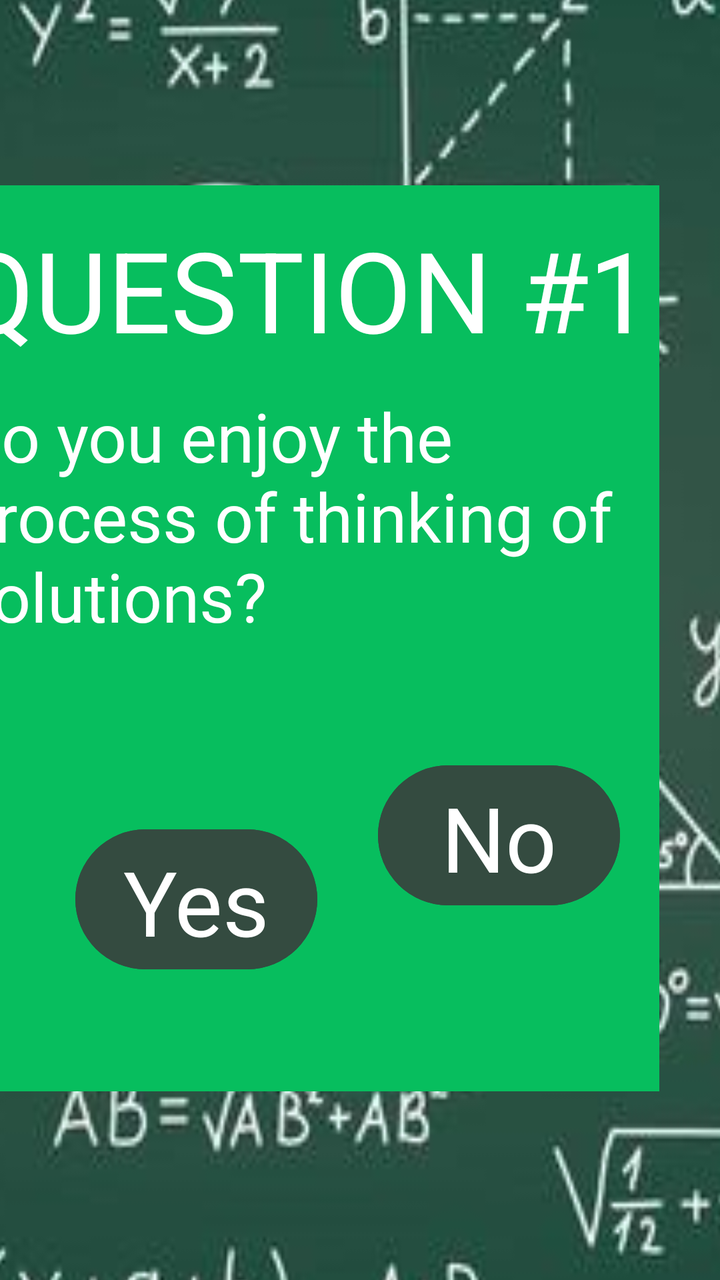
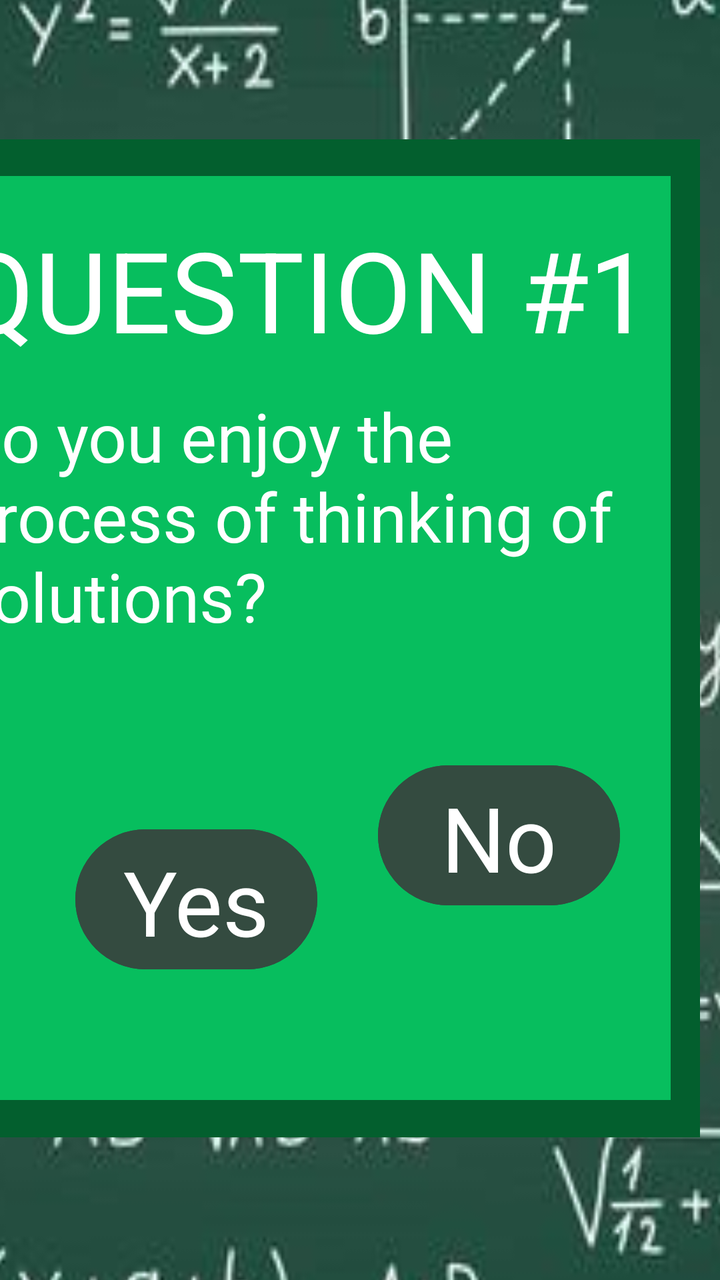

Compare the two renders of this Android layout. The source of the first and the diff that turns it into the second are given below.
<!-- AndroidManifest.xml: application theme Theme.MyApplication -->
<!-- res/layout/activity_survey.xml -->
<?xml version="1.0" encoding="utf-8"?>
<androidx.constraintlayout.widget.ConstraintLayout xmlns:android="http://schemas.android.com/apk/res/android"
    xmlns:app="http://schemas.android.com/apk/res-auto"
    xmlns:tools="http://schemas.android.com/tools"
    android:id="@+id/main"
    android:layout_width="match_parent"
    android:layout_height="match_parent"
    tools:context=".Survey">

    <ImageView
        android:id="@+id/imageView2"
        android:layout_width="412dp"
        android:layout_height="735dp"
        android:scaleX="3"
        android:scaleY="3.7"
        app:layout_constraintBottom_toBottomOf="parent"
        app:layout_constraintEnd_toEndOf="parent"
        app:layout_constraintHorizontal_bias="1.0"
        app:layout_constraintStart_toStartOf="parent"
        app:layout_constraintTop_toTopOf="parent"
        app:srcCompat="@drawable/background1_survey"
        tools:ignore="MissingConstraints" />

    <com.google.android.material.appbar.MaterialToolbar
        android:id="@+id/materialToolbar"
        android:layout_width="352dp"
        android:layout_height="453dp"
        android:background="#07BE5E"
        android:minHeight="?attr/actionBarSize"
        android:theme="?attr/actionBarTheme"
        android:visibility="visible"
        app:layout_constraintBottom_toBottomOf="@+id/imageView2"
        app:layout_constraintEnd_toEndOf="parent"
        app:layout_constraintHorizontal_bias="0.491"
        app:layout_constraintStart_toStartOf="@+id/imageView2"
        app:layout_constraintTop_toTopOf="@+id/imageView2"
        app:layout_constraintVertical_bias="0.496"
        tools:ignore="MissingConstraints"
        tools:visibility="visible" />

    <Button
        android:id="@+id/button2"
        android:layout_width="121dp"
        android:layout_height="78dp"
        android:backgroundTint="#344B40"
        android:text="Yes"
        android:textAppearance="@style/TextAppearance.AppCompat.Display2"
        app:layout_constraintBottom_toBottomOf="@+id/imageView2"
        app:layout_constraintEnd_toEndOf="parent"
        app:layout_constraintHorizontal_bias="0.158"
        app:layout_constraintStart_toStartOf="parent"
        app:layout_constraintTop_toTopOf="@+id/imageView2"
        app:layout_constraintVertical_bias="0.697"
        tools:ignore="MissingConstraints" />

    <Button
        android:id="@+id/button3"
        android:layout_width="121dp"
        android:layout_height="78dp"
        android:backgroundTint="#344B40"
        android:text="No"
        android:textAppearance="@style/TextAppearance.AppCompat.Display2"
        android:textColorLink="#344B40"
        app:layout_constraintBottom_toBottomOf="parent"
        app:layout_constraintEnd_toEndOf="@+id/imageView2"
        app:layout_constraintHorizontal_bias="0.828"
        app:layout_constraintStart_toStartOf="@+id/imageView2"
        app:layout_constraintTop_toTopOf="@+id/imageView2"
        app:layout_constraintVertical_bias="0.699"
        tools:ignore="MissingConstraints" />

    <TextView
        android:id="@+id/textView"
        android:layout_width="353dp"
        android:layout_height="124dp"
        android:text="Do you enjoy the process of thinking of solutions?"
        android:textAllCaps="false"
        android:textAppearance="@style/TextAppearance.AppCompat.Display1"
        android:textColor="#FFFFFF"
        app:layout_constraintBottom_toBottomOf="parent"
        app:layout_constraintEnd_toEndOf="@+id/imageView2"
        app:layout_constraintHorizontal_bias="0.508"
        app:layout_constraintStart_toStartOf="@+id/imageView2"
        app:layout_constraintTop_toTopOf="@+id/imageView2"
        app:layout_constraintVertical_bias="0.431"
        tools:ignore="MissingConstraints" />

    <TextView
        android:id="@+id/textView3"
        android:layout_width="353dp"
        android:layout_height="88dp"
        android:text="QUESTION #1"
        android:textAllCaps="false"
        android:textAppearance="@style/TextAppearance.AppCompat.Display3"
        android:textColor="#FFFFFF"
        app:layout_constraintBottom_toBottomOf="parent"
        app:layout_constraintEnd_toEndOf="parent"
        app:layout_constraintHorizontal_bias="0.516"
        app:layout_constraintStart_toStartOf="@+id/imageView2"
        app:layout_constraintTop_toTopOf="@+id/imageView2"
        app:layout_constraintVertical_bias="0.258"
        tools:ignore="MissingConstraints" />


</androidx.constraintlayout.widget.ConstraintLayout>
<!-- resources referenced by this layout -->
<resources>
  <!-- drawable background1_survey: jpg bitmap (drawable, 35991 bytes) -->
  <style name="Theme.MyApplication" parent="Base.Theme.MyApplication" />
  <style name="Base.Theme.MyApplication" parent="Theme.Material3.DayNight.NoActionBar">
          
          
      </style>
</resources>

<!-- the commit's change to res/layout/activity_survey.xml (unified diff, before → after) -->
@@ -21,10 +21,28 @@
         app:srcCompat="@drawable/background1_survey"
         tools:ignore="MissingConstraints" />
 
+
+    <com.google.android.material.appbar.MaterialToolbar
+        android:id="@+id/materialToolbar2"
+        android:layout_width="392dp"
+        android:layout_height="499dp"
+        android:background="#035F2E"
+        android:minHeight="?attr/actionBarSize"
+        android:theme="?attr/actionBarTheme"
+        android:visibility="visible"
+        app:layout_constraintBottom_toBottomOf="@+id/imageView2"
+        app:layout_constraintEnd_toEndOf="parent"
+        app:layout_constraintHorizontal_bias="0.491"
+        app:layout_constraintStart_toStartOf="@+id/imageView2"
+        app:layout_constraintTop_toTopOf="@+id/imageView2"
+        app:layout_constraintVertical_bias="0.496"
+        tools:ignore="MissingConstraints"
+        tools:visibility="visible" />
+
     <com.google.android.material.appbar.MaterialToolbar
         android:id="@+id/materialToolbar"
-        android:layout_width="352dp"
-        android:layout_height="453dp"
+        android:layout_width="363dp"
+        android:layout_height="462dp"
         android:background="#07BE5E"
         android:minHeight="?attr/actionBarSize"
         android:theme="?attr/actionBarTheme"
